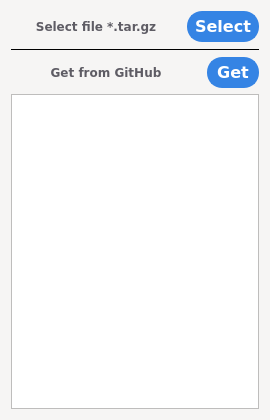
This is application/ui/qt_generated/add_dialog.ui in Yarosvet/Bionic as Qt 5 draws it before an edit. The edited form follows.
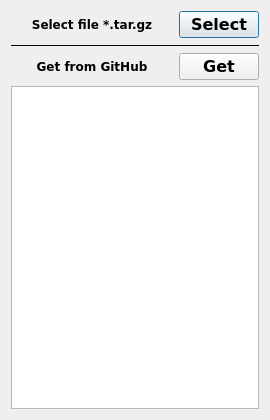
This is the edited form. Icons and pictures are not drawn.

What changed in the file:
```diff
--- a/application/ui/qt_generated/add_dialog.ui
+++ b/application/ui/qt_generated/add_dialog.ui
@@ -19,448 +19,6 @@
     <height>420</height>
    </size>
   </property>
-  <property name="palette">
-   <palette>
-    <active>
-     <colorrole role="WindowText">
-      <brush brushstyle="SolidPattern">
-       <color alpha="255">
-        <red>0</red>
-        <green>0</green>
-        <blue>0</blue>
-       </color>
-      </brush>
-     </colorrole>
-     <colorrole role="Button">
-      <brush brushstyle="SolidPattern">
-       <color alpha="255">
-        <red>246</red>
-        <green>245</green>
-        <blue>244</blue>
-       </color>
-      </brush>
-     </colorrole>
-     <colorrole role="Light">
-      <brush brushstyle="SolidPattern">
-       <color alpha="255">
-        <red>255</red>
-        <green>255</green>
-        <blue>255</blue>
-       </color>
-      </brush>
-     </colorrole>
-     <colorrole role="Midlight">
-      <brush brushstyle="SolidPattern">
-       <color alpha="255">
-        <red>250</red>
-        <green>250</green>
-        <blue>249</blue>
-       </color>
-      </brush>
-     </colorrole>
-     <colorrole role="Dark">
-      <brush brushstyle="SolidPattern">
-       <color alpha="255">
-        <red>123</red>
-        <green>122</green>
-        <blue>122</blue>
-       </color>
-      </brush>
-     </colorrole>
-     <colorrole role="Mid">
-      <brush brushstyle="SolidPattern">
-       <color alpha="255">
-        <red>164</red>
-        <green>163</green>
-        <blue>163</blue>
-       </color>
-      </brush>
-     </colorrole>
-     <colorrole role="Text">
-      <brush brushstyle="SolidPattern">
-       <color alpha="255">
-        <red>0</red>
-        <green>0</green>
-        <blue>0</blue>
-       </color>
-      </brush>
-     </colorrole>
-     <colorrole role="BrightText">
-      <brush brushstyle="SolidPattern">
-       <color alpha="255">
-        <red>255</red>
-        <green>255</green>
-        <blue>255</blue>
-       </color>
-      </brush>
-     </colorrole>
-     <colorrole role="ButtonText">
-      <brush brushstyle="SolidPattern">
-       <color alpha="255">
-        <red>0</red>
-        <green>0</green>
-        <blue>0</blue>
-       </color>
-      </brush>
-     </colorrole>
-     <colorrole role="Base">
-      <brush brushstyle="SolidPattern">
-       <color alpha="255">
-        <red>255</red>
-        <green>255</green>
-        <blue>255</blue>
-       </color>
-      </brush>
-     </colorrole>
-     <colorrole role="Window">
-      <brush brushstyle="SolidPattern">
-       <color alpha="255">
-        <red>246</red>
-        <green>245</green>
-        <blue>244</blue>
-       </color>
-      </brush>
-     </colorrole>
-     <colorrole role="Shadow">
-      <brush brushstyle="SolidPattern">
-       <color alpha="255">
-        <red>0</red>
-        <green>0</green>
-        <blue>0</blue>
-       </color>
-      </brush>
-     </colorrole>
-     <colorrole role="AlternateBase">
-      <brush brushstyle="SolidPattern">
-       <color alpha="255">
-        <red>250</red>
-        <green>250</green>
-        <blue>249</blue>
-       </color>
-      </brush>
-     </colorrole>
-     <colorrole role="ToolTipBase">
-      <brush brushstyle="SolidPattern">
-       <color alpha="255">
-        <red>255</red>
-        <green>255</green>
-        <blue>220</blue>
-       </color>
-      </brush>
-     </colorrole>
-     <colorrole role="ToolTipText">
-      <brush brushstyle="SolidPattern">
-       <color alpha="255">
-        <red>0</red>
-        <green>0</green>
-        <blue>0</blue>
-       </color>
-      </brush>
-     </colorrole>
-     <colorrole role="PlaceholderText">
-      <brush brushstyle="NoBrush">
-       <color alpha="128">
-        <red>0</red>
-        <green>0</green>
-        <blue>0</blue>
-       </color>
-      </brush>
-     </colorrole>
-    </active>
-    <inactive>
-     <colorrole role="WindowText">
-      <brush brushstyle="SolidPattern">
-       <color alpha="255">
-        <red>0</red>
-        <green>0</green>
-        <blue>0</blue>
-       </color>
-      </brush>
-     </colorrole>
-     <colorrole role="Button">
-      <brush brushstyle="SolidPattern">
-       <color alpha="255">
-        <red>246</red>
-        <green>245</green>
-        <blue>244</blue>
-       </color>
-      </brush>
-     </colorrole>
-     <colorrole role="Light">
-      <brush brushstyle="SolidPattern">
-       <color alpha="255">
-        <red>255</red>
-        <green>255</green>
-        <blue>255</blue>
-       </color>
-      </brush>
-     </colorrole>
-     <colorrole role="Midlight">
-      <brush brushstyle="SolidPattern">
-       <color alpha="255">
-        <red>250</red>
-        <green>250</green>
-        <blue>249</blue>
-       </color>
-      </brush>
-     </colorrole>
-     <colorrole role="Dark">
-      <brush brushstyle="SolidPattern">
-       <color alpha="255">
-        <red>123</red>
-        <green>122</green>
-        <blue>122</blue>
-       </color>
-      </brush>
-     </colorrole>
-     <colorrole role="Mid">
-      <brush brushstyle="SolidPattern">
-       <color alpha="255">
-        <red>164</red>
-        <green>163</green>
-        <blue>163</blue>
-       </color>
-      </brush>
-     </colorrole>
-     <colorrole role="Text">
-      <brush brushstyle="SolidPattern">
-       <color alpha="255">
-        <red>0</red>
-        <green>0</green>
-        <blue>0</blue>
-       </color>
-      </brush>
-     </colorrole>
-     <colorrole role="BrightText">
-      <brush brushstyle="SolidPattern">
-       <color alpha="255">
-        <red>255</red>
-        <green>255</green>
-        <blue>255</blue>
-       </color>
-      </brush>
-     </colorrole>
-     <colorrole role="ButtonText">
-      <brush brushstyle="SolidPattern">
-       <color alpha="255">
-        <red>0</red>
-        <green>0</green>
-        <blue>0</blue>
-       </color>
-      </brush>
-     </colorrole>
-     <colorrole role="Base">
-      <brush brushstyle="SolidPattern">
-       <color alpha="255">
-        <red>255</red>
-        <green>255</green>
-        <blue>255</blue>
-       </color>
-      </brush>
-     </colorrole>
-     <colorrole role="Window">
-      <brush brushstyle="SolidPattern">
-       <color alpha="255">
-        <red>246</red>
-        <green>245</green>
-        <blue>244</blue>
-       </color>
-      </brush>
-     </colorrole>
-     <colorrole role="Shadow">
-      <brush brushstyle="SolidPattern">
-       <color alpha="255">
-        <red>0</red>
-        <green>0</green>
-        <blue>0</blue>
-       </color>
-      </brush>
-     </colorrole>
-     <colorrole role="AlternateBase">
-      <brush brushstyle="SolidPattern">
-       <color alpha="255">
-        <red>250</red>
-        <green>250</green>
-        <blue>249</blue>
-       </color>
-      </brush>
-     </colorrole>
-     <colorrole role="ToolTipBase">
-      <brush brushstyle="SolidPattern">
-       <color alpha="255">
-        <red>255</red>
-        <green>255</green>
-        <blue>220</blue>
-       </color>
-      </brush>
-     </colorrole>
-     <colorrole role="ToolTipText">
-      <brush brushstyle="SolidPattern">
-       <color alpha="255">
-        <red>0</red>
-        <green>0</green>
-        <blue>0</blue>
-       </color>
-      </brush>
-     </colorrole>
-     <colorrole role="PlaceholderText">
-      <brush brushstyle="NoBrush">
-       <color alpha="128">
-        <red>0</red>
-        <green>0</green>
-        <blue>0</blue>
-       </color>
-      </brush>
-     </colorrole>
-    </inactive>
-    <disabled>
-     <colorrole role="WindowText">
-      <brush brushstyle="SolidPattern">
-       <color alpha="255">
-        <red>123</red>
-        <green>122</green>
-        <blue>122</blue>
-       </color>
-      </brush>
-     </colorrole>
-     <colorrole role="Button">
-      <brush brushstyle="SolidPattern">
-       <color alpha="255">
-        <red>246</red>
-        <green>245</green>
-        <blue>244</blue>
-       </color>
-      </brush>
-     </colorrole>
-     <colorrole role="Light">
-      <brush brushstyle="SolidPattern">
-       <color alpha="255">
-        <red>255</red>
-        <green>255</green>
-        <blue>255</blue>
-       </color>
-      </brush>
-     </colorrole>
-     <colorrole role="Midlight">
-      <brush brushstyle="SolidPattern">
-       <color alpha="255">
-        <red>250</red>
-        <green>250</green>
-        <blue>249</blue>
-       </color>
-      </brush>
-     </colorrole>
-     <colorrole role="Dark">
-      <brush brushstyle="SolidPattern">
-       <color alpha="255">
-        <red>123</red>
-        <green>122</green>
-        <blue>122</blue>
-       </color>
-      </brush>
-     </colorrole>
-     <colorrole role="Mid">
-      <brush brushstyle="SolidPattern">
-       <color alpha="255">
-        <red>164</red>
-        <green>163</green>
-        <blue>163</blue>
-       </color>
-      </brush>
-     </colorrole>
-     <colorrole role="Text">
-      <brush brushstyle="SolidPattern">
-       <color alpha="255">
-        <red>123</red>
-        <green>122</green>
-        <blue>122</blue>
-       </color>
-      </brush>
-     </colorrole>
-     <colorrole role="BrightText">
-      <brush brushstyle="SolidPattern">
-       <color alpha="255">
-        <red>255</red>
-        <green>255</green>
-        <blue>255</blue>
-       </color>
-      </brush>
-     </colorrole>
-     <colorrole role="ButtonText">
-      <brush brushstyle="SolidPattern">
-       <color alpha="255">
-        <red>123</red>
-        <green>122</green>
-        <blue>122</blue>
-       </color>
-      </brush>
-     </colorrole>
-     <colorrole role="Base">
-      <brush brushstyle="SolidPattern">
-       <color alpha="255">
-        <red>246</red>
-        <green>245</green>
-        <blue>244</blue>
-       </color>
-      </brush>
-     </colorrole>
-     <colorrole role="Window">
-      <brush brushstyle="SolidPattern">
-       <color alpha="255">
-        <red>246</red>
-        <green>245</green>
-        <blue>244</blue>
-       </color>
-      </brush>
-     </colorrole>
-     <colorrole role="Shadow">
-      <brush brushstyle="SolidPattern">
-       <color alpha="255">
-        <red>0</red>
-        <green>0</green>
-        <blue>0</blue>
-       </color>
-      </brush>
-     </colorrole>
-     <colorrole role="AlternateBase">
-      <brush brushstyle="SolidPattern">
-       <color alpha="255">
-        <red>246</red>
-        <green>245</green>
-        <blue>244</blue>
-       </color>
-      </brush>
-     </colorrole>
-     <colorrole role="ToolTipBase">
-      <brush brushstyle="SolidPattern">
-       <color alpha="255">
-        <red>255</red>
-        <green>255</green>
-        <blue>220</blue>
-       </color>
-      </brush>
-     </colorrole>
-     <colorrole role="ToolTipText">
-      <brush brushstyle="SolidPattern">
-       <color alpha="255">
-        <red>0</red>
-        <green>0</green>
-        <blue>0</blue>
-       </color>
-      </brush>
-     </colorrole>
-     <colorrole role="PlaceholderText">
-      <brush brushstyle="NoBrush">
-       <color alpha="128">
-        <red>0</red>
-        <green>0</green>
-        <blue>0</blue>
-       </color>
-      </brush>
-     </colorrole>
-    </disabled>
-   </palette>
-  </property>
   <property name="windowTitle">
    <string>Add book</string>
   </property>
@@ -468,6 +26,9 @@
    <iconset resource="../../res.qrc">
     <normaloff>:/img/img/b_logo.png</normaloff>:/img/img/b_logo.png</iconset>
   </property>
+  <property name="styleSheet">
+   <string notr="true"/>
+  </property>
   <layout class="QVBoxLayout" name="verticalLayout">
    <item>
     <layout class="QHBoxLayout" name="horizontalLayout">
@@ -488,7 +49,7 @@
         </font>
        </property>
        <property name="styleSheet">
-        <string notr="true">color: rgb(94, 92, 100);</string>
+        <string notr="true"/>
        </property>
        <property name="text">
         <string>Select file *.tar.gz</string>
@@ -518,15 +79,7 @@
         <cursorShape>PointingHandCursor</cursorShape>
        </property>
        <property name="styleSheet">
-        <string notr="true">background-color: rgb(53, 132, 228);
-color: rgb(255, 255, 255);
-border-style: solid;
-border-width: 2px;
-border-radius: 15px;
-border-color: rgb(53, 132, 228);
-padding: 4px;
-width: 60px;
-min-height: 18px;</string>
+        <string notr="true"/>
        </property>
        <property name="text">
         <string>Select</string>
@@ -576,7 +129,7 @@
         </font>
        </property>
        <property name="styleSheet">
-        <string notr="true">color: rgb(94, 92, 100);</string>
+        <string notr="true"/>
        </property>
        <property name="text">
         <string>Get from GitHub</string>
@@ -606,15 +159,7 @@
         <cursorShape>PointingHandCursor</cursorShape>
        </property>
        <property name="styleSheet">
-        <string notr="true">background-color: rgb(53, 132, 228);
-color: rgb(255, 255, 255);
-border-style: solid;
-border-width: 2px;
-border-radius: 15px;
-border-color: rgb(53, 132, 228);
-padding: 4px;
-width: 40px;
-min-height: 18px;</string>
+        <string notr="true"/>
        </property>
        <property name="text">
         <string>Get</string>
```
